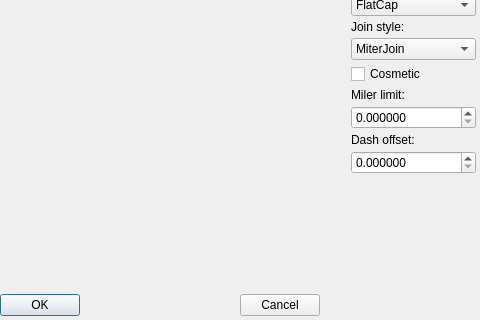
Old version of the form src/property/dialogs/peneditdialog.ui in the repository Gris87/ObjectController; both pictures show x 160 to 640 and y 160 to 480 of the 640 by 480 pixel window.
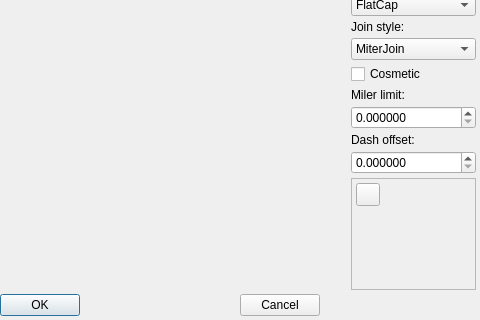
New version of the form. Icons and pictures are not drawn.

The edit to the form file:
```diff
--- a/src/property/dialogs/peneditdialog.ui
+++ b/src/property/dialogs/peneditdialog.ui
@@ -293,6 +293,62 @@
          </widget>
         </item>
         <item>
+         <widget class="QScrollArea" name="scrollArea">
+          <property name="widgetResizable">
+           <bool>true</bool>
+          </property>
+          <widget class="QWidget" name="scrollAreaWidgetContents">
+           <property name="geometry">
+            <rect>
+             <x>0</x>
+             <y>0</y>
+             <width>118</width>
+             <height>128</height>
+            </rect>
+           </property>
+           <layout class="QVBoxLayout" name="verticalLayout">
+            <property name="spacing">
+             <number>4</number>
+            </property>
+            <property name="margin">
+             <number>4</number>
+            </property>
+            <item>
+             <layout class="QVBoxLayout" name="fieldsVerticalLayout_2">
+              <property name="spacing">
+               <number>4</number>
+              </property>
+             </layout>
+            </item>
+            <item>
+             <layout class="QHBoxLayout" name="horizontalLayout_5">
+              <item>
+               <widget class="QToolButton" name="addToolButton_2">
+                <property name="text">
+                 <string/>
+                </property>
+                <property name="icon">
+                 <iconset resource="../property.qrc">
+                  <normaloff>:/objectcontroller/images/Add.png</normaloff>:/objectcontroller/images/Add.png</iconset>
+                </property>
+               </widget>
+              </item>
+              <item>
+               <spacer name="horizontalSpacer_5">
+                <property name="orientation">
+                 <enum>Qt::Horizontal</enum>
+                </property>
+                <property name="sizeHint" stdset="0">
+                 <size>
+                  <width>40</width>
+                  <height>20</height>
+                 </size>
+                </property>
+               </spacer>
+              </item>
+             </layout>
+            </item>
+            <item>
          <spacer name="verticalSpacer">
           <property name="orientation">
            <enum>Qt::Vertical</enum>
@@ -300,10 +356,14 @@
           <property name="sizeHint" stdset="0">
            <size>
             <width>20</width>
-            <height>40</height>
+                <height>83</height>
            </size>
           </property>
          </spacer>
+            </item>
+           </layout>
+          </widget>
+         </widget>
         </item>
        </layout>
       </widget>
```
Left out of the diff: 4 changed lines with no effect on the pictures. Lines whose indentation alone changed are shown as unchanged.
